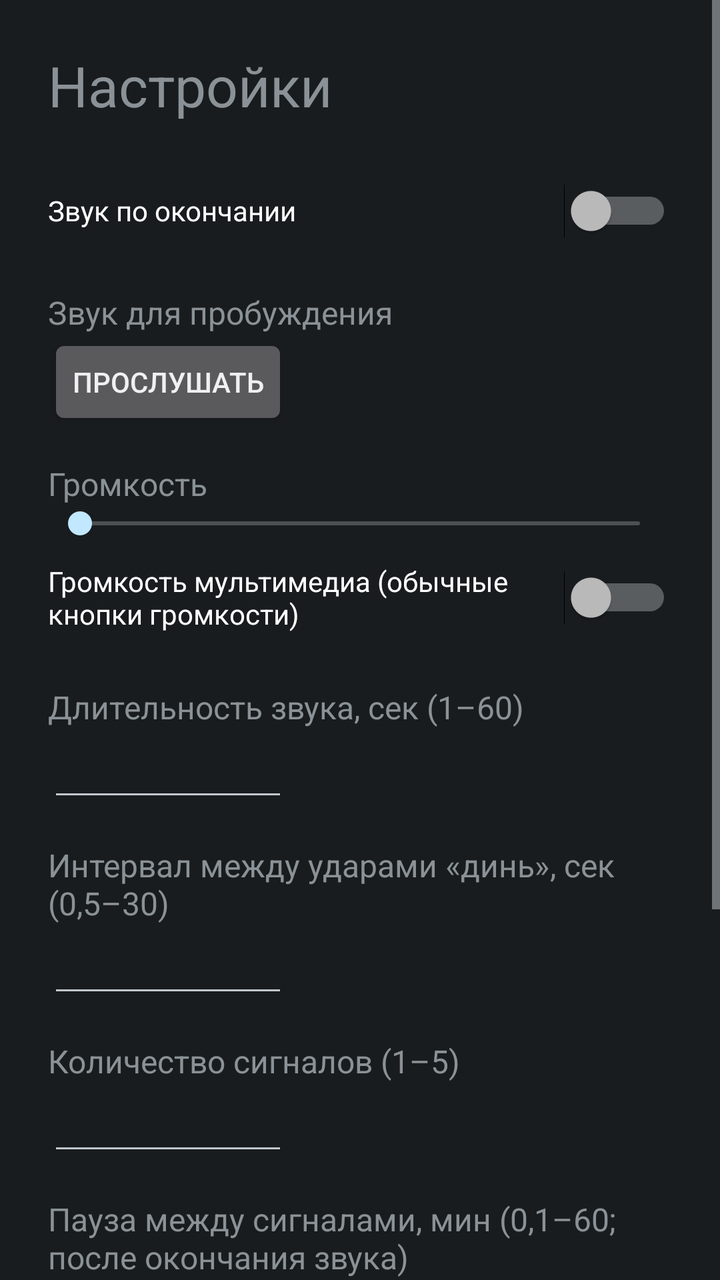
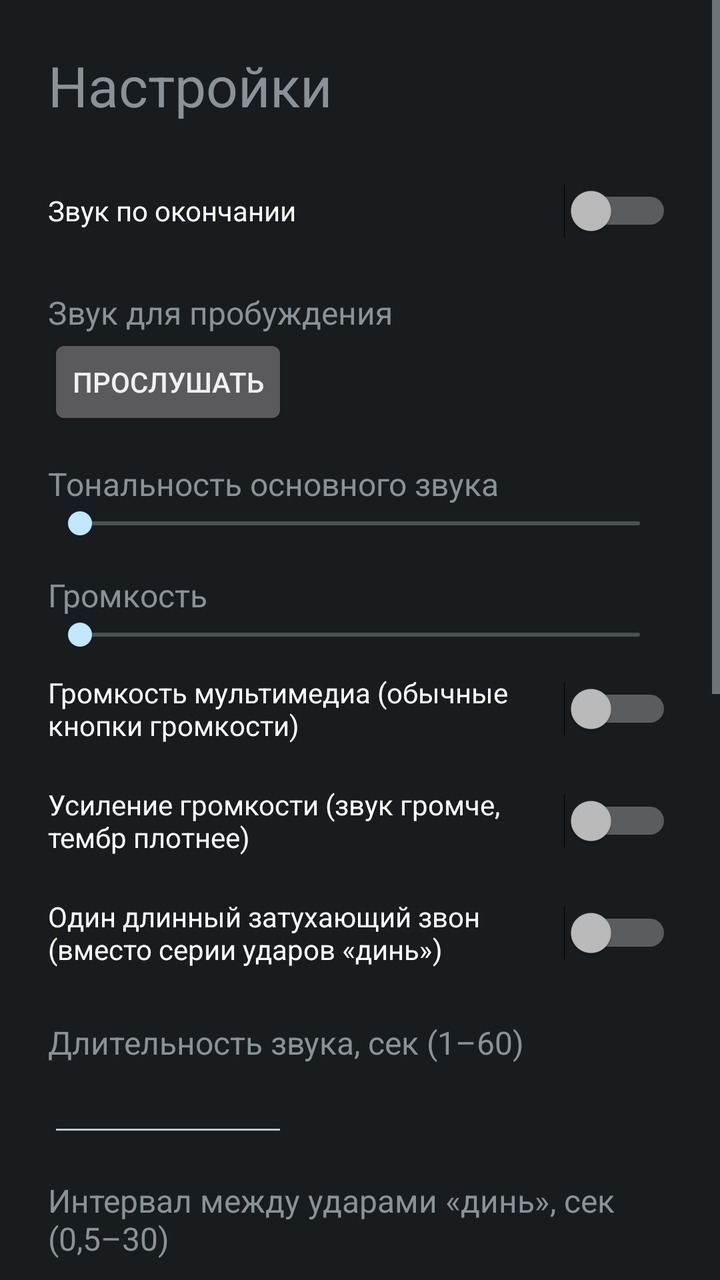

The first picture is an Android layout as it rendered before a commit; the second is the same layout after the commit. The layout source and the unified diff follow.
<!-- AndroidManifest.xml: application theme AppTheme -->
<!-- res/layout/activity_settings.xml -->
<?xml version="1.0" encoding="utf-8"?>
<ScrollView xmlns:android="http://schemas.android.com/apk/res/android"
    android:layout_width="match_parent"
    android:layout_height="match_parent">

    <LinearLayout
        android:layout_width="match_parent"
        android:layout_height="wrap_content"
        android:orientation="vertical"
        android:padding="24dp">

        <TextView
            android:layout_width="wrap_content"
            android:layout_height="wrap_content"
            android:layout_marginBottom="16dp"
            android:text="Настройки"
            android:textSize="28sp" />

        <Switch
            android:id="@+id/swSound"
            android:layout_width="match_parent"
            android:layout_height="wrap_content"
            android:minHeight="56dp"
            android:text="Звук по окончании" />

        <TextView
            android:layout_width="wrap_content"
            android:layout_height="wrap_content"
            android:layout_marginTop="12dp"
            android:text="Звук для пробуждения"
            android:textSize="16sp" />

        <RadioGroup
            android:id="@+id/rgSound"
            android:layout_width="match_parent"
            android:layout_height="wrap_content" />

        <Button
            android:id="@+id/btnPreview"
            android:layout_width="wrap_content"
            android:layout_height="wrap_content"
            android:text="Прослушать" />

        <TextView
            android:id="@+id/tvVolume"
            android:layout_width="wrap_content"
            android:layout_height="wrap_content"
            android:layout_marginTop="16dp"
            android:text="Громкость"
            android:textSize="16sp" />

        <SeekBar
            android:id="@+id/sbVolume"
            android:layout_width="match_parent"
            android:layout_height="wrap_content" />

        <Switch
            android:id="@+id/swMedia"
            android:layout_width="match_parent"
            android:layout_height="wrap_content"
            android:minHeight="56dp"
            android:text="Громкость мультимедиа (обычные кнопки громкости)" />

        <TextView
            android:layout_width="wrap_content"
            android:layout_height="wrap_content"
            android:layout_marginTop="16dp"
            android:text="Длительность звука, сек (1–60)"
            android:textSize="16sp" />

        <EditText
            android:id="@+id/etSec"
            android:layout_width="120dp"
            android:layout_height="wrap_content"
            android:inputType="number"
            android:maxLength="2" />

        <TextView
            android:layout_width="wrap_content"
            android:layout_height="wrap_content"
            android:layout_marginTop="16dp"
            android:text="Интервал между ударами «динь», сек (0,5–30)"
            android:textSize="16sp" />

        <EditText
            android:id="@+id/etStrike"
            android:layout_width="120dp"
            android:layout_height="wrap_content"
            android:inputType="numberDecimal"
            android:maxLength="4" />

        <TextView
            android:layout_width="wrap_content"
            android:layout_height="wrap_content"
            android:layout_marginTop="16dp"
            android:text="Количество сигналов (1–5)"
            android:textSize="16sp" />

        <EditText
            android:id="@+id/etCount"
            android:layout_width="120dp"
            android:layout_height="wrap_content"
            android:inputType="number"
            android:maxLength="1" />

        <TextView
            android:layout_width="wrap_content"
            android:layout_height="wrap_content"
            android:layout_marginTop="16dp"
            android:text="Пауза между сигналами, мин (0,1–60; после окончания звука)"
            android:textSize="16sp" />

        <EditText
            android:id="@+id/etGap"
            android:layout_width="120dp"
            android:layout_height="wrap_content"
            android:inputType="numberDecimal"
            android:maxLength="5" />

        <Switch
            android:id="@+id/swVibrate"
            android:layout_width="match_parent"
            android:layout_height="wrap_content"
            android:layout_marginTop="12dp"
            android:minHeight="56dp"
            android:text="Вибрация вместе со звуком" />

        <Switch
            android:id="@+id/swKeepOn"
            android:layout_width="match_parent"
            android:layout_height="wrap_content"
            android:minHeight="56dp"
            android:text="Не гасить экран во время таймера" />

        <Button
            android:id="@+id/btnBack"
            android:layout_width="wrap_content"
            android:layout_height="wrap_content"
            android:layout_marginTop="24dp"
            android:text="Назад" />
    </LinearLayout>
</ScrollView>
<!-- resources referenced by this layout -->
<resources>
  <style name="AppTheme" parent="android:Theme.DeviceDefault.NoActionBar" />
</resources>

<!-- the commit's change to res/layout/activity_settings.xml (unified diff, before → after) -->
@@ -15,32 +15,39 @@
             android:layout_marginBottom="16dp"
             android:text="Настройки"
             android:textSize="28sp" />
-
         <Switch
             android:id="@+id/swSound"
             android:layout_width="match_parent"
             android:layout_height="wrap_content"
+            android:layout_marginTop="0dp"
             android:minHeight="56dp"
             android:text="Звук по окончании" />
-
         <TextView
             android:layout_width="wrap_content"
             android:layout_height="wrap_content"
             android:layout_marginTop="12dp"
             android:text="Звук для пробуждения"
             android:textSize="16sp" />
-
         <RadioGroup
             android:id="@+id/rgSound"
             android:layout_width="match_parent"
             android:layout_height="wrap_content" />
-
         <Button
             android:id="@+id/btnPreview"
             android:layout_width="wrap_content"
             android:layout_height="wrap_content"
             android:text="Прослушать" />
-
+        <TextView
+            android:id="@+id/tvPitchMain"
+            android:layout_width="wrap_content"
+            android:layout_height="wrap_content"
+            android:layout_marginTop="16dp"
+            android:text="Тональность основного звука"
+            android:textSize="16sp" />
+        <SeekBar
+            android:id="@+id/sbPitchMain"
+            android:layout_width="match_parent"
+            android:layout_height="wrap_content" />
         <TextView
             android:id="@+id/tvVolume"
             android:layout_width="wrap_content"
@@ -48,75 +55,126 @@
             android:layout_marginTop="16dp"
             android:text="Громкость"
             android:textSize="16sp" />
-
         <SeekBar
             android:id="@+id/sbVolume"
             android:layout_width="match_parent"
             android:layout_height="wrap_content" />
-
         <Switch
             android:id="@+id/swMedia"
             android:layout_width="match_parent"
             android:layout_height="wrap_content"
+            android:layout_marginTop="0dp"
             android:minHeight="56dp"
             android:text="Громкость мультимедиа (обычные кнопки громкости)" />
 
+        <Switch
+            android:id="@+id/swBoost"
+            android:layout_width="match_parent"
+            android:layout_height="wrap_content"
+            android:minHeight="56dp"
+            android:text="Усиление громкости (звук громче, тембр плотнее)" />
+
+        <Switch
+            android:id="@+id/swSingle"
+            android:layout_width="match_parent"
+            android:layout_height="wrap_content"
+            android:minHeight="56dp"
+            android:text="Один длинный затухающий звон (вместо серии ударов «динь»)" />
         <TextView
             android:layout_width="wrap_content"
             android:layout_height="wrap_content"
             android:layout_marginTop="16dp"
             android:text="Длительность звука, сек (1–60)"
             android:textSize="16sp" />
-
         <EditText
             android:id="@+id/etSec"
             android:layout_width="120dp"
             android:layout_height="wrap_content"
             android:inputType="number"
             android:maxLength="2" />
-
         <TextView
             android:layout_width="wrap_content"
             android:layout_height="wrap_content"
             android:layout_marginTop="16dp"
             android:text="Интервал между ударами «динь», сек (0,5–30)"
             android:textSize="16sp" />
-
         <EditText
             android:id="@+id/etStrike"
             android:layout_width="120dp"
             android:layout_height="wrap_content"
             android:inputType="numberDecimal"
             android:maxLength="4" />
-
         <TextView
             android:layout_width="wrap_content"
             android:layout_height="wrap_content"
             android:layout_marginTop="16dp"
-            android:text="Количество сигналов (1–5)"
+            android:text="Количество сигналов (1–100)"
             android:textSize="16sp" />
-
         <EditText
             android:id="@+id/etCount"
             android:layout_width="120dp"
             android:layout_height="wrap_content"
             android:inputType="number"
-            android:maxLength="1" />
-
+            android:maxLength="3" />
+        <Switch
+            android:id="@+id/swInf"
+            android:layout_width="match_parent"
+            android:layout_height="wrap_content"
+            android:layout_marginTop="0dp"
+            android:minHeight="56dp"
+            android:text="Бесконечное количество сигналов (до остановки)" />
+        <Switch
+            android:id="@+id/swFinal"
+            android:layout_width="match_parent"
+            android:layout_height="wrap_content"
+            android:layout_marginTop="0dp"
+            android:minHeight="56dp"
+            android:text="Другой звук для последнего сигнала" />
+        <LinearLayout
+            android:id="@+id/finalBox"
+            android:layout_width="match_parent"
+            android:layout_height="wrap_content"
+            android:orientation="vertical"
+            android:visibility="gone">
+        <TextView
+            android:layout_width="wrap_content"
+            android:layout_height="wrap_content"
+            android:layout_marginTop="8dp"
+            android:text="Звук последнего сигнала"
+            android:textSize="16sp" />
+        <RadioGroup
+            android:id="@+id/rgFinal"
+            android:layout_width="match_parent"
+            android:layout_height="wrap_content" />
+        <Button
+            android:id="@+id/btnPreviewFinal"
+            android:layout_width="wrap_content"
+            android:layout_height="wrap_content"
+            android:text="Прослушать" />
+        <TextView
+            android:id="@+id/tvPitchFinal"
+            android:layout_width="wrap_content"
+            android:layout_height="wrap_content"
+            android:layout_marginTop="16dp"
+            android:text="Тональность завершающего звука"
+            android:textSize="16sp" />
+        <SeekBar
+            android:id="@+id/sbPitchFinal"
+            android:layout_width="match_parent"
+            android:layout_height="wrap_content" />
+        </LinearLayout>
         <TextView
             android:layout_width="wrap_content"
             android:layout_height="wrap_content"
             android:layout_marginTop="16dp"
             android:text="Пауза между сигналами, мин (0,1–60; после окончания звука)"
             android:textSize="16sp" />
-
         <EditText
             android:id="@+id/etGap"
             android:layout_width="120dp"
             android:layout_height="wrap_content"
             android:inputType="numberDecimal"
             android:maxLength="5" />
-
         <Switch
             android:id="@+id/swVibrate"
             android:layout_width="match_parent"
@@ -124,14 +182,13 @@
             android:layout_marginTop="12dp"
             android:minHeight="56dp"
             android:text="Вибрация вместе со звуком" />
-
         <Switch
             android:id="@+id/swKeepOn"
             android:layout_width="match_parent"
             android:layout_height="wrap_content"
+            android:layout_marginTop="0dp"
             android:minHeight="56dp"
             android:text="Не гасить экран во время таймера" />
-
         <Button
             android:id="@+id/btnBack"
             android:layout_width="wrap_content"
